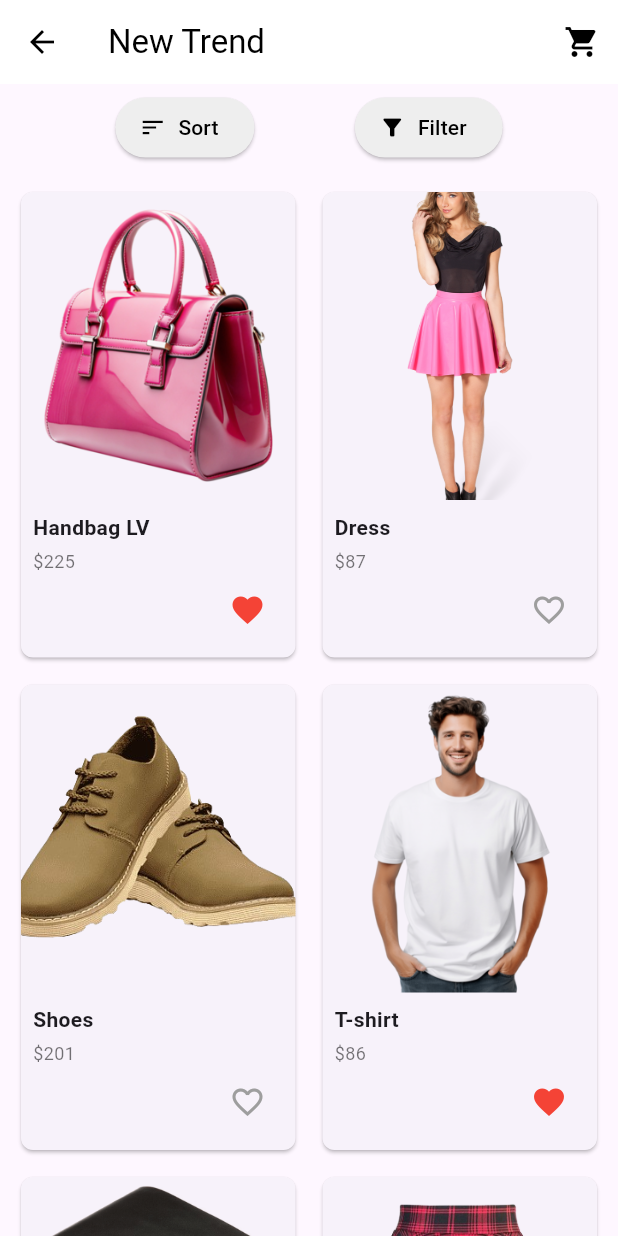
After one commit to kawsar-ahmmed-hridoy/Shopping-Site, a Flutter app: the HomePage screen opened directly, after a tap on "NEW TREND", on a phone screen of 412 x 824 dp. The commit adds this screen. Run offline on Flutter 3.47's test engine with Material 3 defaults, Android fonts, the phone set to English and light mode, and no system bars.

Commit message:
Created New Trend page.

```diff
--- a/lib/Screens/Home/HomePage.dart
+++ b/lib/Screens/Home/HomePage.dart
@@ -1,6 +1,7 @@
 import 'package:flutter/material.dart';
 import 'package:shopping_site/Screens/Cart/CartPage.dart';
 import 'package:shopping_site/Screens/Favorite/SaveItemPage.dart';
+import 'package:shopping_site/Screens/Home/NewTrendPage.dart';
 import 'package:shopping_site/Screens/Profile/ProfilePage.dart';
 import 'package:shopping_site/Screens/Search/SearchPage.dart';
 
@@ -13,10 +14,10 @@ class HomePage extends StatelessWidget {
         child: Column(
           crossAxisAlignment: CrossAxisAlignment.start,
           children: [
-            Row(children: [Expanded(child:  _fullCard("NEW TREND", "assets/products/scarts.png",),),],),
+            Row(children: [Expanded(child:  _fullCard("NEW TREND", "assets/products/scarts.png",context),),],),
             Row(children: [Expanded(child: _recentlyViewedCard("T-shirt", "\$123", "assets/products/tshirt.png",),), Expanded(child: _recentlyViewedCard("Handbag LV", "\$225", "assets/products/handbag.png",),),],),
             Row(children: [Expanded(child: _recentlyViewedCard("Skirt", "\$150", "assets/products/skirt.png",),), Expanded(child: _recentlyViewedCard("Face Coverings", "\$12", "assets/products/faceover.png",),),],),
-            Row(children: [Expanded(child:  _fullCard("POPULAR", "assets/products/hridoy.png",),),],),
+            Row(children: [Expanded(child:  _fullCard("POPULAR", "assets/products/hridoy.png",context),),],),
 
             Padding(padding: const EdgeInsets.all(12.0), child: Text("Recently Viewed", style: TextStyle(fontSize: 20, fontWeight: FontWeight.bold),),),
             Row(children: [Expanded(child: _recentlyViewedCard("Shoes", "\$56", "assets/products/shoes.png",),), Expanded(child: _recentlyViewedCard("T-shirt", "\$123", "assets/products/tshirt.png",),),],),
@@ -79,17 +80,21 @@ class HomePage extends StatelessWidget {
     );
   }
 
-  Widget _fullCard(String title, String imagePath) {
-    return Container(
-      margin: EdgeInsets.only(top: 10),
-      child: Stack(clipBehavior: Clip.none,
-        children: [
-          Card(elevation: 4, shape: RoundedRectangleBorder(borderRadius: BorderRadius.circular(12)),
-            child: Container(height: 150, padding: EdgeInsets.all(16), child: Row(mainAxisAlignment: MainAxisAlignment.spaceEvenly, crossAxisAlignment: CrossAxisAlignment.center, children: [Text(title, style: TextStyle(fontSize: 20, fontWeight: FontWeight.bold),), SizedBox(width: 50),],),
+  Widget _fullCard(String title, String imagePath, BuildContext context) {
+    return GestureDetector(
+      onTap: () {if (title == "NEW TREND") {Navigator.push(context, MaterialPageRoute(builder: (context) => NewTrendPage()),);}},
+      child: Container(
+        margin: EdgeInsets.only(top: 10),
+        child: Stack(
+          clipBehavior: Clip.none,
+          children: [
+            Card(elevation: 4, shape: RoundedRectangleBorder(borderRadius: BorderRadius.circular(12),), child: Container(height: 150, padding: EdgeInsets.all(16),
+              child: Row(mainAxisAlignment: MainAxisAlignment.spaceEvenly, crossAxisAlignment: CrossAxisAlignment.center, children: [Text(title, style: TextStyle(fontSize: 20, fontWeight: FontWeight.bold),), SizedBox(width: 50),],),
             ),
-          ),
-          Positioned(right: 20, top: -20, bottom: 0, child: Image.asset(imagePath, height: 160, width: 220,),),
-        ],
+            ),
+            Positioned(right: 20, top: -20, bottom: 0, child: Image.asset(imagePath, height: 160, width: 220,),),
+          ],
+        ),
       ),
     );
   }
--- /dev/null
+++ b/lib/Screens/Home/NewTrendPage.dart
@@ -0,0 +1,134 @@
+import 'package:flutter/material.dart';
+import 'package:shopping_site/Screens/Cart/CartPage.dart';
+
+class NewTrendPage extends StatefulWidget {
+  @override
+  _NewTrendPageState createState() => _NewTrendPageState();
+}
+
+class _NewTrendPageState extends State<NewTrendPage> {
+  List<Map<String, dynamic>> products = [
+    {'name': 'Handbag LV', 'price': 225, 'image': 'assets/products/handbag.png', 'isFavorite': true},
+    {'name': 'Dress', 'price': 87, 'image': 'assets/products/scarts.png', 'isFavorite': false},
+    {'name': 'Shoes', 'price': 201, 'image': 'assets/products/shoes.png', 'isFavorite': false},
+    {'name': 'T-shirt', 'price': 86, 'image': 'assets/products/tshirt.png', 'isFavorite': true},
+    {'name': 'Handbag', 'price': 102, 'image': 'assets/products/wallet.png', 'isFavorite': false},
+    {'name': 'Short', 'price': 98, 'image': 'assets/products/skirt.png', 'isFavorite': false},
+  ];
+
+  List<Map<String, dynamic>> filteredProducts = [];
+
+  @override
+  void initState() {super.initState();filteredProducts = List.from(products);}
+
+  void sortProducts(String criteria) {
+    setState(() {
+      if (criteria == "Price: L-->H") {filteredProducts.sort((a, b) => a['price'].compareTo(b['price']));
+      } else if (criteria == "Price: H-->L") {filteredProducts.sort((a, b) => b['price'].compareTo(a['price']));}
+    });
+  }
+
+  void filterProducts(String category) {
+    setState(() {
+      if (category == "All") {filteredProducts = List.from(products);
+      } else if (category == "Clothing") {filteredProducts = products.where((product) => product["name"].toLowerCase().contains("t-shirt") || product["name"].toLowerCase().contains("dress") || product["name"].toLowerCase().contains("short")).toList();
+      } else if (category == "Accessories") {filteredProducts = products.where((product) => product["name"].toLowerCase().contains("handbag") || product["name"].toLowerCase().contains("shoes")).toList();}
+    });
+  }
+
+  @override
+  Widget build(BuildContext context) {
+    return Scaffold(
+      appBar: AppBar(backgroundColor: Colors.white, title: Text("New Trend", style: TextStyle(color: Colors.black),),
+        iconTheme: IconThemeData(color: Colors.black),
+        actions: [
+          IconButton(icon: Icon(Icons.shopping_cart), onPressed: () {Navigator.push(context, MaterialPageRoute(builder: (context) => CartPage()));},),
+        ],
+      ),
+      body: Column(
+        children: [
+          // Sort and Filter Row
+          Padding(
+            padding: const EdgeInsets.symmetric(horizontal: 10.0, vertical: 5.0),
+            child: Row(
+              mainAxisAlignment: MainAxisAlignment.spaceEvenly,
+              children: [
+                ElevatedButton.icon(
+                  onPressed: () {
+                    showModalBottomSheet(
+                      context: context,
+                      builder: (context) {
+                        return ListView(
+                          children: [
+                            ListTile(title: Text("Price: L-->H"), onTap: () {sortProducts("Price: L-->H");Navigator.pop(context);},),
+                            ListTile(title: Text("Price: H-->L"), onTap: () {sortProducts("Price: H-->L");Navigator.pop(context);},),
+                          ],
+                        );
+                      },
+                    );
+                  },
+                  icon: Icon(Icons.sort),
+                  label: Text("Sort"),
+                  style: ElevatedButton.styleFrom(
+                    foregroundColor: Colors.black, backgroundColor: Colors.grey[200],
+                  ),
+                ),
+                ElevatedButton.icon(
+                  onPressed: () {
+                    showModalBottomSheet(
+                      context: context,
+                      builder: (context) {
+                        return ListView(
+                          children: [
+                            ListTile(title: Text("All"), onTap: () {filterProducts("All");Navigator.pop(context);},),
+                            ListTile(title: Text("Clothing"), onTap: () {filterProducts("Clothing");Navigator.pop(context);},),
+                            ListTile(title: Text("Accessories"), onTap: () {filterProducts("Accessories");Navigator.pop(context);},),
+                          ],
+                        );
+                      },
+                    );
+                  },
+                  icon: Icon(Icons.filter_alt),
+                  label: Text("Filter"),
+                  style: ElevatedButton.styleFrom(foregroundColor: Colors.black, backgroundColor: Colors.grey[200],),
+                ),
+              ],
+            ),
+          ),
+          // Product Grid
+          Expanded(
+            child: GridView.builder(
+              padding: const EdgeInsets.all(10.0),
+              gridDelegate: SliverGridDelegateWithFixedCrossAxisCount(crossAxisCount: 2, crossAxisSpacing: 10, mainAxisSpacing: 10, childAspectRatio: 0.6,),
+              itemCount: filteredProducts.length,
+              itemBuilder: (context, index) {
+                final product = filteredProducts[index];
+                return Card(
+                  shape: RoundedRectangleBorder(borderRadius: BorderRadius.circular(8.0),),
+                  child: Column(
+                    crossAxisAlignment: CrossAxisAlignment.start,
+                    children: [
+                      Expanded(child: ClipRRect(borderRadius: BorderRadius.vertical(top: Radius.circular(8.0),), child: Image.asset(product["image"], fit: BoxFit.cover, width: double.infinity,),),),
+                      Padding(
+                        padding: const EdgeInsets.all(8.0),
+                        child: Column(
+                          crossAxisAlignment: CrossAxisAlignment.start,
+                          children: [
+                            Text(product["name"], style: TextStyle(fontWeight: FontWeight.bold, fontSize: 14.0,), maxLines: 1, overflow: TextOverflow.ellipsis,),
+                            SizedBox(height: 4.0),
+                            Text("\$${product["price"]}", style: TextStyle(color: Colors.black54, fontSize: 12.0,),),
+                            Align(alignment: Alignment.centerRight, child: IconButton(icon: Icon(product["isFavorite"] ? Icons.favorite : Icons.favorite_border, color: product["isFavorite"] ? Colors.red : Colors.grey,), onPressed: () {setState(() {product["isFavorite"] = !product["isFavorite"];});},),),
+                          ],
+                        ),
+                      ),
+                    ],
+                  ),
+                );
+              },
+            ),
+          ),
+        ],
+      ),
+    );
+  }
+}
```
